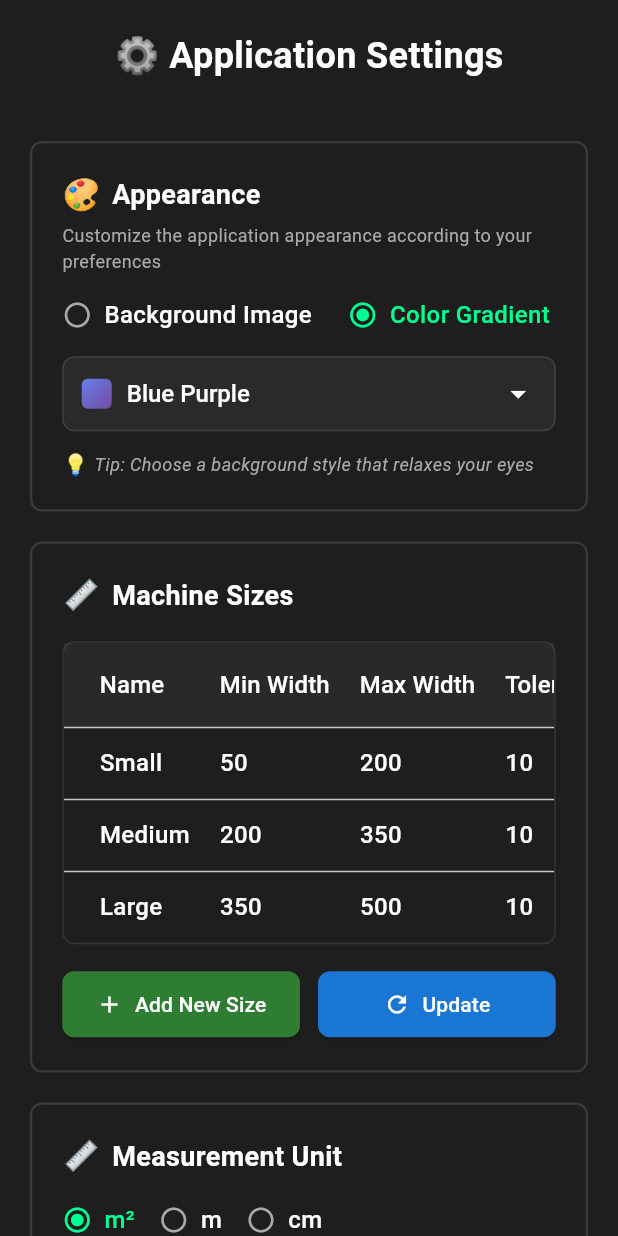
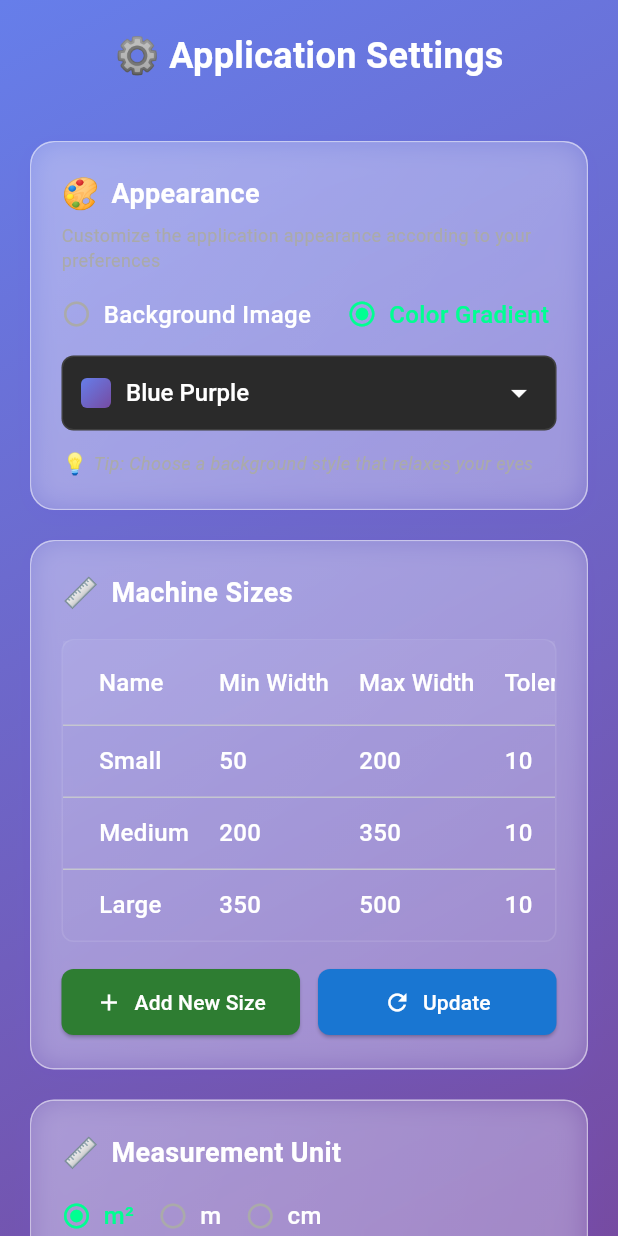
Before and after one commit to assem2023-habib/Cut-Optimizer_mobile_app, a Flutter app: the screen it shows after launch, after a tap on the "settings" icon, on a phone screen of 412 x 824 dp. Run offline on Flutter 3.47's test engine with Material 3 defaults, Android fonts, the phone set to English and light mode, and no system bars; our stand-ins replace file_picker, image_picker, open_file, share_plus; missing offline and left inert: excel, syncfusion_flutter_xlsio, universal_html; Roboto replaces fonts that are missing (Arial, Segoe UI).

Commit message:
make a glass effect for setting screen

```diff
--- a/lib/features/execution/screens/execution_screen.dart
+++ b/lib/features/execution/screens/execution_screen.dart
@@ -1,3 +1,4 @@
+import 'dart:ui';
 import 'dart:io';
 import 'package:flutter/material.dart';
 import 'package:path_provider/path_provider.dart';
@@ -212,21 +213,30 @@ class _ExecutionScreenState extends State<ExecutionScreen> {
         child: SafeArea(
           child: Center(
             child: SingleChildScrollView(
-              padding: EdgeInsets.all(24),
+              padding: const EdgeInsets.all(24),
               child: Container(
-                constraints: BoxConstraints(maxWidth: 800),
+                constraints: const BoxConstraints(maxWidth: 800),
                 decoration: BoxDecoration(
-                  color: Colors.white.withOpacity(0.9),
+                  color: const Color.fromRGBO(255, 255, 255, 0.25),
                   borderRadius: BorderRadius.circular(20),
+                  border: Border.all(
+                    color: Colors.white.withOpacity(0.5),
+                    width: 1,
+                  ),
                   boxShadow: [
                     BoxShadow(
-                      color: Color.fromRGBO(0, 0, 0, 0.05),
-                      blurRadius: 10,
-                      offset: Offset(0, 4),
+                      color: const Color(0xFF6B4EEB).withOpacity(0.15),
+                      blurRadius: 20,
+                      offset: const Offset(0, 8),
                     ),
                   ],
                 ),
-                padding: EdgeInsets.all(32),
+                child: ClipRRect(
+                  borderRadius: BorderRadius.circular(20),
+                  child: BackdropFilter(
+                    filter: ImageFilter.blur(sigmaX: 10, sigmaY: 10),
+                    child: Container(
+                      padding: const EdgeInsets.all(32),
                       child: Column(
                         mainAxisSize: MainAxisSize.min,
                         children: [
@@ -285,7 +295,10 @@ class _ExecutionScreenState extends State<ExecutionScreen> {
                             height: 56,
                             child: ElevatedButton.icon(
                               onPressed: _isExecuting ? null : _startExecution,
-                        icon: const Icon(Icons.play_arrow, color: Colors.white),
+                              icon: const Icon(
+                                Icons.play_arrow,
+                                color: Colors.white,
+                              ),
                               label: const Text(
                                 "Start Execution",
                                 style: TextStyle(
@@ -315,7 +328,10 @@ class _ExecutionScreenState extends State<ExecutionScreen> {
                                   : () {
                                       Navigator.of(context).pop();
                                     },
-                        icon: const Icon(Icons.close, color: Colors.white),
+                              icon: const Icon(
+                                Icons.close,
+                                color: Colors.white,
+                              ),
                               label: const Text(
                                 "Cancel",
                                 style: TextStyle(
@@ -341,6 +357,9 @@ class _ExecutionScreenState extends State<ExecutionScreen> {
                 ),
               ),
             ),
+          ),
+        ),
+      ),
     );
   }
 }
--- a/lib/features/settings/screens/settings_screen.dart
+++ b/lib/features/settings/screens/settings_screen.dart
@@ -155,8 +155,13 @@ class _SettingsScreenState extends State<SettingsScreen> {
   @override
   Widget build(BuildContext context) {
     return Scaffold(
-      backgroundColor: SettingsTheme.darkBackground, // #1E1E1E
-      body: SafeArea(
+      backgroundColor: Colors.transparent,
+      extendBodyBehindAppBar: true,
+      body: Container(
+        decoration: BackgroundService.getBackgroundDecoration(
+          _config.backgroundImage,
+        ),
+        child: SafeArea(
           child: Column(
             children: [
               // Header
@@ -194,7 +199,9 @@ class _SettingsScreenState extends State<SettingsScreen> {
                           icon: const Icon(Icons.close, color: Colors.white),
                           label: const Text('Close'),
                           style: ElevatedButton.styleFrom(
-                          backgroundColor: const Color(0xFFD32F2F), // Dark Red
+                            backgroundColor: const Color(
+                              0xFFD32F2F,
+                            ), // Dark Red
                             foregroundColor: Colors.white,
                             padding: const EdgeInsets.symmetric(vertical: 16),
                             shape: RoundedRectangleBorder(
@@ -208,6 +215,7 @@ class _SettingsScreenState extends State<SettingsScreen> {
                 ),
               ),
             ],
+          ),
         ),
       ),
     );
--- a/lib/features/settings/widgets/appearance_settings_widget.dart
+++ b/lib/features/settings/widgets/appearance_settings_widget.dart
@@ -2,6 +2,7 @@ import 'package:flutter/material.dart';
 import '../../../models/config.dart';
 import '../../../services/background_service.dart';
 import '../styles/settings_theme.dart';
+import 'glass_container.dart';
 
 class AppearanceSettingsWidget extends StatelessWidget {
   final Config config;
@@ -19,9 +20,7 @@ class AppearanceSettingsWidget extends StatelessWidget {
 
   @override
   Widget build(BuildContext context) {
-    return Container(
-      padding: const EdgeInsets.all(20),
-      decoration: SettingsTheme.groupBoxDecoration(),
+    return GlassContainer(
       child: Column(
         crossAxisAlignment: CrossAxisAlignment.start,
         children: [
--- /dev/null
+++ b/lib/features/settings/widgets/glass_container.dart
@@ -0,0 +1,53 @@
+import 'dart:ui';
+import 'package:flutter/material.dart';
+
+class GlassContainer extends StatelessWidget {
+  final Widget child;
+  final EdgeInsetsGeometry? padding;
+  final double borderRadius;
+
+  const GlassContainer({
+    super.key,
+    required this.child,
+    this.padding = const EdgeInsets.all(20),
+    this.borderRadius = 16,
+  });
+
+  @override
+  Widget build(BuildContext context) {
+    return Container(
+      decoration: BoxDecoration(
+        color: const Color.fromRGBO(255, 255, 255, 0.25),
+        borderRadius: BorderRadius.circular(borderRadius),
+        border: Border.all(color: Colors.white.withOpacity(0.5), width: 1),
+        boxShadow: [
+          BoxShadow(
+            color: const Color(0xFF6B4EEB).withOpacity(0.1),
+            blurRadius: 12,
+            offset: const Offset(0, 4),
+          ),
+        ],
+      ),
+      child: ClipRRect(
+        borderRadius: BorderRadius.circular(borderRadius),
+        child: BackdropFilter(
+          filter: ImageFilter.blur(sigmaX: 10, sigmaY: 10),
+          child: Container(
+            padding: padding,
+            decoration: BoxDecoration(
+              gradient: LinearGradient(
+                begin: Alignment.topLeft,
+                end: Alignment.bottomRight,
+                colors: [
+                  Colors.white.withOpacity(0.2),
+                  Colors.white.withOpacity(0.1),
+                ],
+              ),
+            ),
+            child: child,
+          ),
+        ),
+      ),
+    );
+  }
+}
--- a/lib/features/settings/widgets/machine_sizes_widget.dart
+++ b/lib/features/settings/widgets/machine_sizes_widget.dart
@@ -1,6 +1,7 @@
 import 'package:flutter/material.dart';
 import '../../../models/config.dart';
 import '../styles/settings_theme.dart';
+import 'glass_container.dart';
 
 class MachineSizesWidget extends StatelessWidget {
   final Config config;
@@ -18,9 +19,7 @@ class MachineSizesWidget extends StatelessWidget {
 
   @override
   Widget build(BuildContext context) {
-    return Container(
-      padding: const EdgeInsets.all(20),
-      decoration: SettingsTheme.groupBoxDecoration(),
+    return GlassContainer(
       child: Column(
         crossAxisAlignment: CrossAxisAlignment.start,
         children: [
--- a/lib/features/settings/widgets/measurement_settings_widget.dart
+++ b/lib/features/settings/widgets/measurement_settings_widget.dart
@@ -1,6 +1,7 @@
 import 'package:flutter/material.dart';
 import '../../../models/config.dart';
 import '../styles/settings_theme.dart';
+import 'glass_container.dart';
 
 class MeasurementSettingsWidget extends StatelessWidget {
   final Config config;
@@ -14,9 +15,7 @@ class MeasurementSettingsWidget extends StatelessWidget {
 
   @override
   Widget build(BuildContext context) {
-    return Container(
-      padding: const EdgeInsets.all(20),
-      decoration: SettingsTheme.groupBoxDecoration(),
+    return GlassContainer(
       child: Column(
         crossAxisAlignment: CrossAxisAlignment.start,
         children: [
```
Lines whose indentation alone changed are shown as unchanged.
